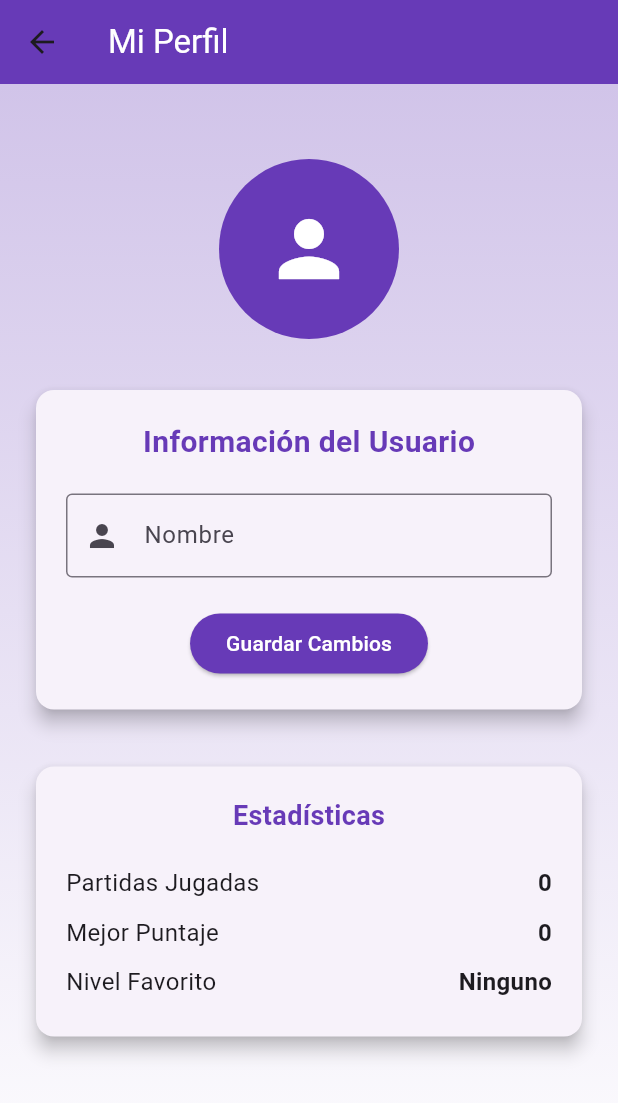
After one commit to Mila21xy/DISPOSITIVOS-M-VILES, a Flutter app: the UserProfileScreen screen opened directly, on a phone screen of 412 x 824 dp. The commit adds this screen. Shown: the top 1103 px of the screen. Run offline on Flutter 3.47's test engine with Material 3 defaults, Android fonts, the phone set to English and light mode, and no system bars.

Commit message:
Añadiendo e implementando la pantalla user_profile_screen.dart.

```diff
--- a/ProyectoFinal/aventura_matematica/lib/screens/home_screen.dart
+++ b/ProyectoFinal/aventura_matematica/lib/screens/home_screen.dart
@@ -1,5 +1,5 @@
 import 'package:flutter/material.dart';
-// import 'user_profile_screen.dart';
+import 'user_profile_screen.dart';
 // import 'level_selection_screen.dart';
 // import 'history_screen.dart';
 
@@ -56,7 +56,6 @@ class HomeScreen extends StatelessWidget {
                 ),
                 */
                 SizedBox(height: 20),
-                /*
                 _buildMenuButton(
                   context,
                   'Mi Perfil',
@@ -66,7 +65,6 @@ class HomeScreen extends StatelessWidget {
                     MaterialPageRoute(builder: (context) => UserProfileScreen()),
                   ),
                 ),
-                */
                 SizedBox(height: 20),
                 /*
                 _buildMenuButton(
--- /dev/null
+++ b/ProyectoFinal/aventura_matematica/lib/screens/user_profile_screen.dart
@@ -0,0 +1,133 @@
+import 'package:flutter/material.dart';
+
+class UserProfileScreen extends StatefulWidget {
+  const UserProfileScreen({super.key});
+
+  @override
+  State<UserProfileScreen> createState() => _UserProfileScreenState();
+}
+
+class _UserProfileScreenState extends State<UserProfileScreen> {
+  final TextEditingController _nameController = TextEditingController();
+  String userName = 'Usuario Ejemplo';
+
+  @override
+  Widget build(BuildContext context) {
+    return Scaffold(
+      appBar: AppBar(
+        title: Text('Mi Perfil',
+        style: TextStyle(
+          color: Colors.white
+        )),
+        backgroundColor: Colors.deepPurple,
+      ),
+      body: Container(
+        decoration: BoxDecoration(
+          gradient: LinearGradient(
+            begin: Alignment.topCenter,
+            end: Alignment.bottomCenter,
+            colors: [Colors.deepPurple.shade100, Colors.white],
+          ),
+        ),
+        child: Padding(
+          padding: EdgeInsets.all(20),
+          child: Column(
+            children: [
+              SizedBox(height: 30),
+              CircleAvatar(
+                radius: 60,
+                backgroundColor: Colors.deepPurple,
+                child: Icon(
+                  Icons.person,
+                  size: 60,
+                  color: Colors.white,
+                ),
+              ),
+              SizedBox(height: 30),
+              Card(
+                elevation: 5,
+                child: Padding(
+                  padding: EdgeInsets.all(20),
+                  child: Column(
+                    children: [
+                      Text(
+                        'Información del Usuario',
+                        style: TextStyle(
+                          fontSize: 20,
+                          fontWeight: FontWeight.bold,
+                          color: Colors.deepPurple,
+                        ),
+                      ),
+                      SizedBox(height: 20),
+                      TextField(
+                        controller: _nameController,
+                        decoration: InputDecoration(
+                          labelText: 'Nombre',
+                          hintText: userName,
+                          border: OutlineInputBorder(),
+                          prefixIcon: Icon(Icons.person),
+                        ),
+                      ),
+                      SizedBox(height: 20),
+                      ElevatedButton(
+                        onPressed: () {
+                          // Funcionalidad de guardar será implementada después
+                          ScaffoldMessenger.of(context).showSnackBar(
+                            SnackBar(content: Text('Perfil guardado (funcionalidad pendiente)')),
+                          );
+                        },
+                        style: ElevatedButton.styleFrom(
+                          backgroundColor: Colors.deepPurple,
+                        ),
+                        child: Text('Guardar Cambios',
+                            style: TextStyle(
+                                color: Colors.white
+                            )),
+                      ),
+                    ],
+                  ),
+                ),
+              ),
+              SizedBox(height: 30),
+              Card(
+                elevation: 5,
+                child: Padding(
+                  padding: EdgeInsets.all(20),
+                  child: Column(
+                    children: [
+                      Text(
+                        'Estadísticas',
+                        style: TextStyle(
+                          fontSize: 18,
+                          fontWeight: FontWeight.bold,
+                          color: Colors.deepPurple,
+                        ),
+                      ),
+                      SizedBox(height: 15),
+                      _buildStatRow('Partidas Jugadas', '0'),
+                      _buildStatRow('Mejor Puntaje', '0'),
+                      _buildStatRow('Nivel Favorito', 'Ninguno'),
+                    ],
+                  ),
+                ),
+              ),
+            ],
+          ),
+        ),
+      ),
+    );
+  }
+
+  Widget _buildStatRow(String label, String value) {
+    return Padding(
+      padding: EdgeInsets.symmetric(vertical: 5),
+      child: Row(
+        mainAxisAlignment: MainAxisAlignment.spaceBetween,
+        children: [
+          Text(label, style: TextStyle(fontSize: 16)),
+          Text(value, style: TextStyle(fontSize: 16, fontWeight: FontWeight.bold)),
+        ],
+      ),
+    );
+  }
+}
```
